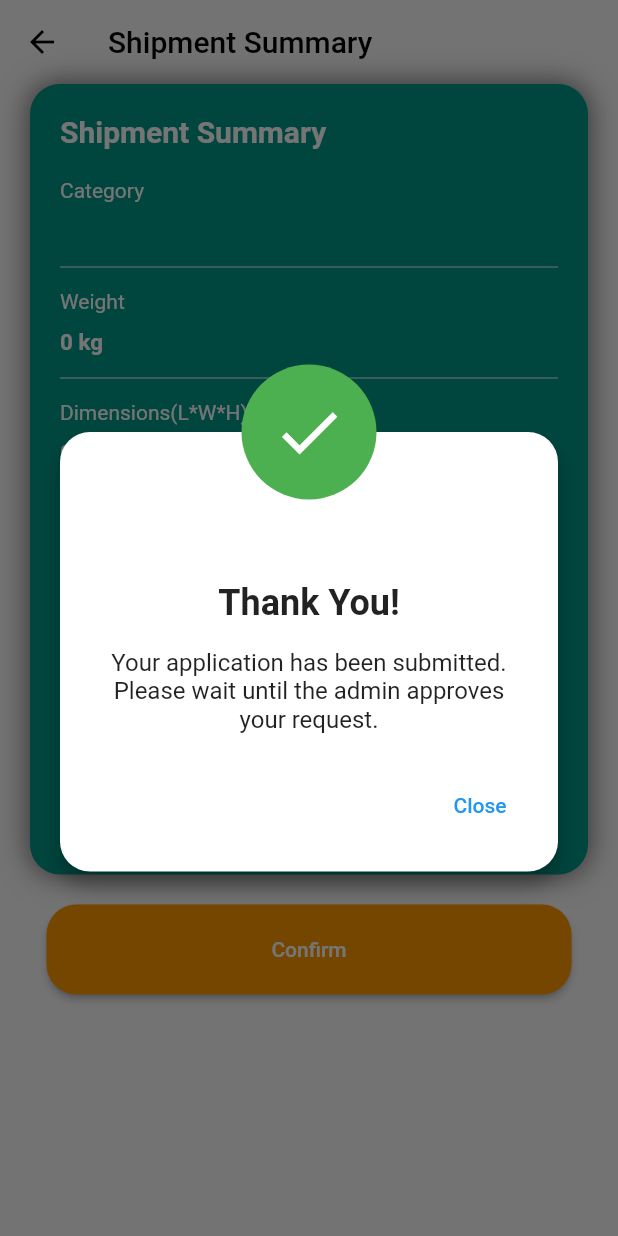
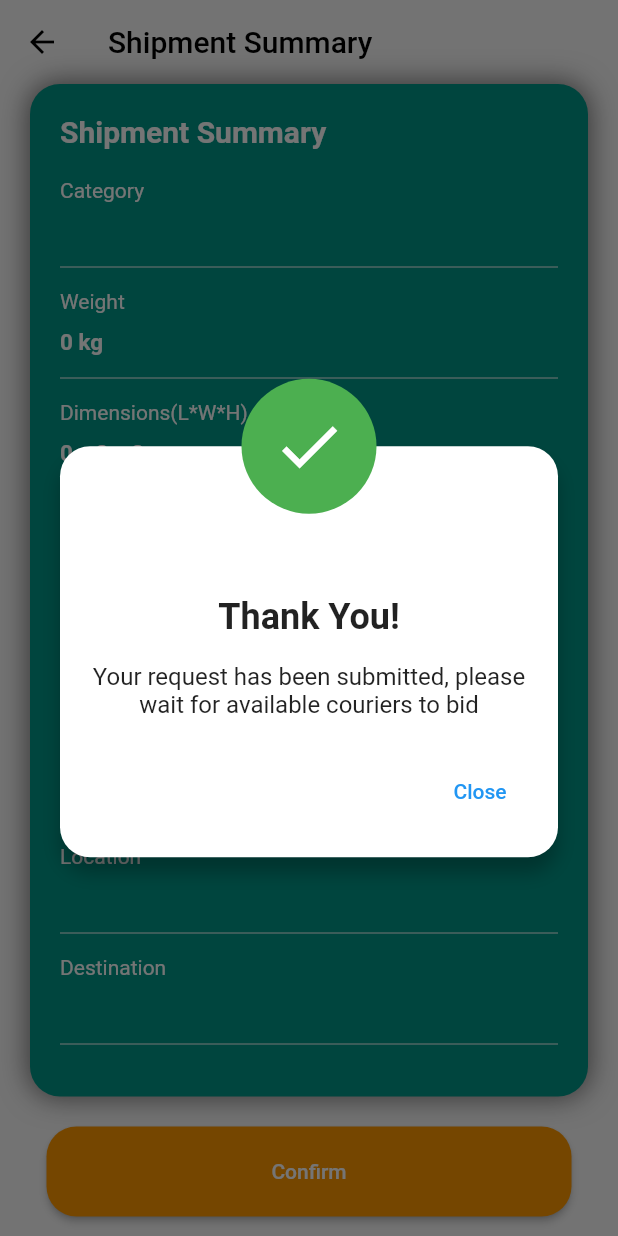
Before and after one commit to amiriqbal647/speedyship, a Flutter app: the SummaryPage screen opened directly with empty values, after a tap on "Confirm", on a phone screen of 412 x 824 dp. Run offline on Flutter 3.47's test engine with Material 2 defaults, Android fonts, the phone set to English and light mode, and no system bars; our stand-ins replace cloud_firestore, file_picker, firebase_auth, firebase_core, firebase_storage, geocoding and 3 more; accounts and stored records are empty.

Commit message:
adding field to shipment

```diff
--- a/lib/pages/shipments/summary_page.dart
+++ b/lib/pages/shipments/summary_page.dart
@@ -11,6 +11,8 @@ class SummaryPage extends StatelessWidget {
   final String city;
   final String location;
   final String destination;
+  final String recname;
+  final String recphone;
   final FirebaseAuth _auth = FirebaseAuth.instance;
 
   SummaryPage({
@@ -22,6 +24,8 @@ class SummaryPage extends StatelessWidget {
     required this.city,
     required this.location,
     required this.destination,
+    required this.recphone,
+    required this.recname,
   });
 
   Future<void> _submitForm(BuildContext context) async {
@@ -29,6 +33,8 @@ class SummaryPage extends StatelessWidget {
       final user = _auth.currentUser;
       final userId = user?.uid;
       await FirebaseFirestore.instance.collection('shipments').add({
+        'RecipientName': this.recname,
+        'RecipientPhone': this.recphone,
         'category': this.category,
         'weight': this.weight,
         'length': this.length,
@@ -110,7 +116,7 @@ class SummaryPage extends StatelessWidget {
               ),
               SizedBox(height: 16.0),
               Text(
-                'Your application has been submitted. Please wait until the admin approves your request.',
+                'Your request has been submitted, please wait for available couriers to bid',
                 style: TextStyle(
                   fontSize: 16.0,
                 ),
@@ -197,6 +203,8 @@ class SummaryPage extends StatelessWidget {
                     // Dimensions
                     _buildSummaryItem(
                         'Dimensions(L*W*H)', '$length x $width x $height'),
+                    _buildSummaryItem('Recipient Name', recname),
+                    _buildSummaryItem('Recipients Phone Number', recphone),
                     // City
                     _buildSummaryItem('City', city),
                     // Location
```
Also changed, not shown: lib/pages/shipments/shipmentForm.dart (+34 -12 lines).
